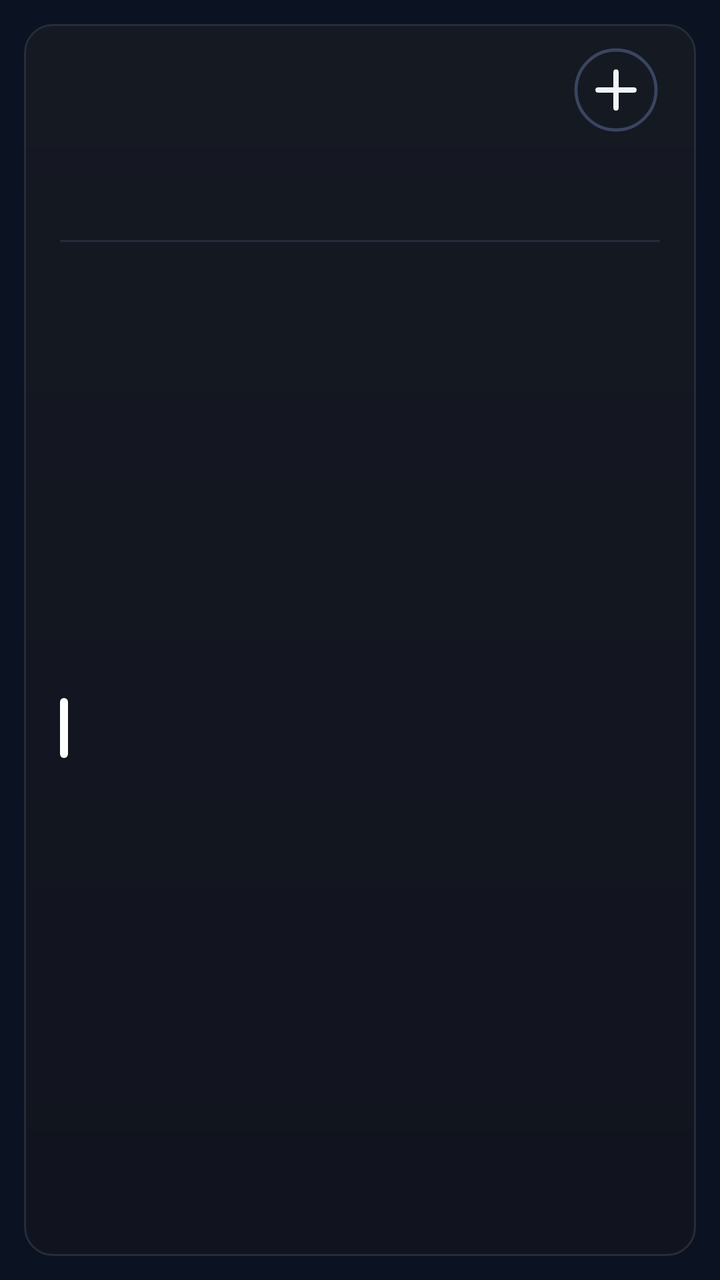
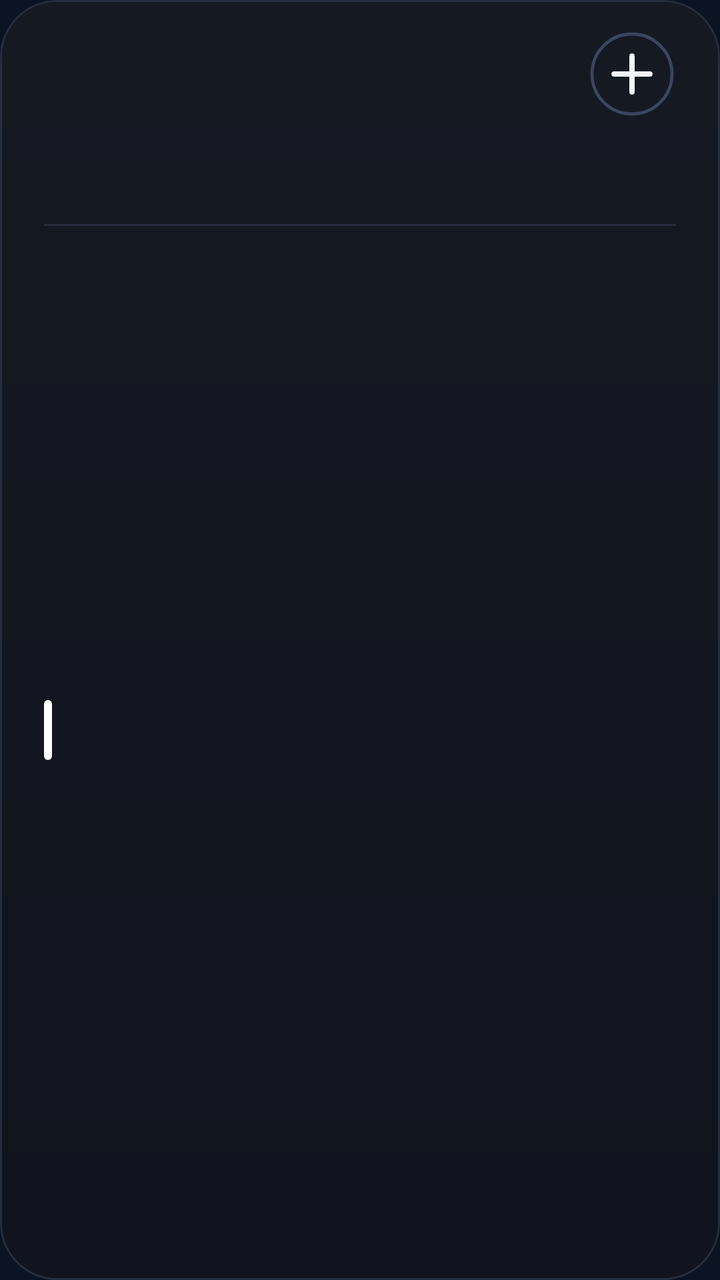

Before-and-after screenshots of an Android layout around one commit, followed by the original layout XML and the change that was made.
<!-- AndroidManifest.xml: application theme AppTheme -->
<!-- res/layout/cal_k1.xml -->
<?xml version="1.0" encoding="utf-8"?>
<FrameLayout xmlns:android="http://schemas.android.com/apk/res/android"
    android:id="@+id/root"
    android:layout_width="match_parent"
    android:layout_height="match_parent"
    android:padding="12dp">

    <LinearLayout
        android:id="@+id/panel"
        android:layout_width="match_parent"
        android:layout_height="match_parent"
        android:background="@drawable/cal_panel"
        android:orientation="vertical"
        android:paddingStart="18dp"
        android:paddingTop="9dp"
        android:paddingEnd="18dp"
        android:paddingBottom="12dp">

        
        <LinearLayout
            android:layout_width="match_parent"
            android:layout_height="48dp"
            android:gravity="center_vertical"
            android:orientation="horizontal">
        <ImageView
            android:id="@+id/cal_day"
            android:layout_width="wrap_content"
            android:layout_height="47dp"
            android:adjustViewBounds="true"
            android:scaleType="fitStart" />

            <LinearLayout
                android:layout_width="0dp"
                android:layout_height="wrap_content"
                android:layout_marginStart="12dp"
                android:layout_weight="1"
                android:orientation="vertical">
                <ImageView
                    android:id="@+id/cal_month"
                    android:layout_width="match_parent"
                    android:layout_height="23dp"
                    android:adjustViewBounds="true"
                    android:scaleType="fitStart" />
                <ImageView
                    android:id="@+id/cal_sub"
                    android:layout_width="match_parent"
                    android:layout_height="16dp"
                    android:adjustViewBounds="true"
                    android:layout_marginTop="2dp"
                    android:scaleType="fitStart" />
            </LinearLayout>

            <ImageView
                android:id="@+id/btn_add"
                android:layout_width="44dp"
                android:layout_height="44dp"
                android:contentDescription="New event"
                android:src="@drawable/ic_cal_add" />
        </LinearLayout>

        
        <LinearLayout
            android:layout_width="match_parent"
            android:layout_height="44dp"
            android:layout_marginTop="2dp"
            android:orientation="horizontal">
            <LinearLayout
                android:layout_width="0dp"
                android:layout_height="match_parent"
                android:layout_weight="1"
                android:gravity="center_horizontal"
                android:orientation="vertical">
                <ImageView
                    android:id="@+id/wk_label_0"
                    android:layout_width="wrap_content"
                    android:layout_height="14dp"
                    android:adjustViewBounds="true"
                    android:scaleType="fitCenter" />
                <ImageView
                    android:id="@+id/wk_num_0"
                    android:layout_width="26dp"
                    android:layout_height="26dp"
                    android:adjustViewBounds="true"
                    android:layout_marginTop="3dp"
                    android:scaleType="fitCenter" />
            </LinearLayout>
            <LinearLayout
                android:layout_width="0dp"
                android:layout_height="match_parent"
                android:layout_weight="1"
                android:gravity="center_horizontal"
                android:orientation="vertical">
                <ImageView
                    android:id="@+id/wk_label_1"
                    android:layout_width="wrap_content"
                    android:layout_height="14dp"
                    android:adjustViewBounds="true"
                    android:scaleType="fitCenter" />
                <ImageView
                    android:id="@+id/wk_num_1"
                    android:layout_width="26dp"
                    android:layout_height="26dp"
                    android:adjustViewBounds="true"
                    android:layout_marginTop="3dp"
                    android:scaleType="fitCenter" />
            </LinearLayout>
            <LinearLayout
                android:layout_width="0dp"
                android:layout_height="match_parent"
                android:layout_weight="1"
                android:gravity="center_horizontal"
                android:orientation="vertical">
                <ImageView
                    android:id="@+id/wk_label_2"
                    android:layout_width="wrap_content"
                    android:layout_height="14dp"
                    android:adjustViewBounds="true"
                    android:scaleType="fitCenter" />
                <ImageView
                    android:id="@+id/wk_num_2"
                    android:layout_width="26dp"
                    android:layout_height="26dp"
                    android:adjustViewBounds="true"
                    android:layout_marginTop="3dp"
                    android:scaleType="fitCenter" />
            </LinearLayout>
            <LinearLayout
                android:layout_width="0dp"
                android:layout_height="match_parent"
                android:layout_weight="1"
                android:gravity="center_horizontal"
                android:orientation="vertical">
                <ImageView
                    android:id="@+id/wk_label_3"
                    android:layout_width="wrap_content"
                    android:layout_height="14dp"
                    android:adjustViewBounds="true"
                    android:scaleType="fitCenter" />
                <ImageView
                    android:id="@+id/wk_num_3"
                    android:layout_width="26dp"
                    android:layout_height="26dp"
                    android:adjustViewBounds="true"
                    android:layout_marginTop="3dp"
                    android:scaleType="fitCenter" />
            </LinearLayout>
            <LinearLayout
                android:layout_width="0dp"
                android:layout_height="match_parent"
                android:layout_weight="1"
                android:gravity="center_horizontal"
                android:orientation="vertical">
                <ImageView
                    android:id="@+id/wk_label_4"
                    android:layout_width="wrap_content"
                    android:layout_height="14dp"
                    android:adjustViewBounds="true"
                    android:scaleType="fitCenter" />
                <ImageView
                    android:id="@+id/wk_num_4"
                    android:layout_width="26dp"
                    android:layout_height="26dp"
                    android:adjustViewBounds="true"
                    android:layout_marginTop="3dp"
                    android:scaleType="fitCenter" />
            </LinearLayout>
            <LinearLayout
                android:layout_width="0dp"
                android:layout_height="match_parent"
                android:layout_weight="1"
                android:gravity="center_horizontal"
                android:orientation="vertical">
                <ImageView
                    android:id="@+id/wk_label_5"
                    android:layout_width="wrap_content"
                    android:layout_height="14dp"
                    android:adjustViewBounds="true"
                    android:scaleType="fitCenter" />
                <ImageView
                    android:id="@+id/wk_num_5"
                    android:layout_width="26dp"
                    android:layout_height="26dp"
                    android:adjustViewBounds="true"
                    android:layout_marginTop="3dp"
                    android:scaleType="fitCenter" />
            </LinearLayout>
            <LinearLayout
                android:layout_width="0dp"
                android:layout_height="match_parent"
                android:layout_weight="1"
                android:gravity="center_horizontal"
                android:orientation="vertical">
                <ImageView
                    android:id="@+id/wk_label_6"
                    android:layout_width="wrap_content"
                    android:layout_height="14dp"
                    android:adjustViewBounds="true"
                    android:scaleType="fitCenter" />
                <ImageView
                    android:id="@+id/wk_num_6"
                    android:layout_width="26dp"
                    android:layout_height="26dp"
                    android:adjustViewBounds="true"
                    android:layout_marginTop="3dp"
                    android:scaleType="fitCenter" />
            </LinearLayout>
        </LinearLayout>

        <ImageView
            android:layout_width="match_parent"
            android:layout_height="1dp"
            android:layout_marginTop="5dp"
            android:layout_marginBottom="5dp"
            android:scaleType="fitXY"
            android:src="@drawable/cal_divider" />

        
        <LinearLayout
            android:layout_width="match_parent"
            android:layout_height="0dp"
            android:layout_weight="1"
            android:orientation="vertical">
        <LinearLayout
            android:id="@+id/cal_row_0"
            android:layout_width="match_parent"
            android:layout_height="0dp"
            android:layout_weight="1"
            android:gravity="center_vertical"
            android:orientation="horizontal">

            <ImageView
                android:id="@+id/cal_bar_0"
                android:layout_width="4dp"
                android:layout_height="30dp"
                android:layout_marginEnd="11dp"
                android:scaleType="fitXY"
                android:src="@drawable/cal_bar" />

            <LinearLayout
                android:layout_width="0dp"
                android:layout_height="wrap_content"
                android:layout_weight="1"
                android:orientation="vertical">

                <LinearLayout
                    android:layout_width="match_parent"
                    android:layout_height="wrap_content"
                    android:orientation="horizontal">
                    <ImageView
                        android:id="@+id/cal_time_0"
                        android:layout_width="wrap_content"
                        android:layout_height="16dp"
                        android:adjustViewBounds="true"
                        android:scaleType="fitStart" />
                    <ImageView
                        android:id="@+id/cal_hint_0"
                        android:layout_width="wrap_content"
                        android:layout_height="16dp"
                        android:adjustViewBounds="true"
                        android:layout_marginStart="9dp"
                        android:scaleType="fitStart" />
                </LinearLayout>
                <ImageView
                    android:id="@+id/cal_title_0"
                    android:layout_width="match_parent"
                    android:layout_height="22dp"
                    android:adjustViewBounds="true"
                    android:layout_marginTop="1dp"
                    android:scaleType="fitStart" />
            </LinearLayout>
        </LinearLayout>
        </LinearLayout>
        <ImageView
            android:id="@+id/cal_more"
            android:layout_width="match_parent"
            android:layout_height="14dp"
            android:adjustViewBounds="true"
            android:scaleType="fitEnd" />
    </LinearLayout>
</FrameLayout>
<!-- resources referenced by this layout -->
<resources>
  <!-- drawable cal_bar (drawable) -->
  <?xml version="1.0" encoding="utf-8"?>
  <shape xmlns:android="http://schemas.android.com/apk/res/android" android:shape="rectangle">
      <solid android:color="#FFFFFFFF" />
      <corners android:radius="2dp" />
  </shape>
  <!-- drawable cal_divider (drawable) -->
  <?xml version="1.0" encoding="utf-8"?>
  <shape xmlns:android="http://schemas.android.com/apk/res/android" android:shape="rectangle">
      <solid android:color="#FF252C3C" />
  </shape>
  <!-- drawable cal_panel (drawable) -->
  <?xml version="1.0" encoding="utf-8"?>
  <shape xmlns:android="http://schemas.android.com/apk/res/android" android:shape="rectangle">
      <gradient android:angle="270" android:startColor="#FF151922" android:endColor="#FF11141E" />
      <stroke android:width="1dp" android:color="#FF252C3C" />
      <corners android:radius="14dp" />
  </shape>
  <!-- drawable ic_cal_add (drawable) -->
  <?xml version="1.0" encoding="utf-8"?>
  <vector xmlns:android="http://schemas.android.com/apk/res/android"
      android:width="44dp"
      android:height="44dp"
      android:viewportWidth="44"
      android:viewportHeight="44">
      <path
          android:pathData="M22,22m-20,0a20,20 0,1 1,40 0a20,20 0,1 1,-40 0"
          android:strokeColor="#FF3A4560"
          android:strokeWidth="1.6" />
      <path
          android:pathData="M13,22L31,22M22,13L22,31"
          android:strokeColor="#FFF1F5F9"
          android:strokeLineCap="round"
          android:strokeWidth="2.6" />
  </vector>
  <style name="AppTheme" parent="@android:style/Theme.DeviceDefault.NoActionBar">
          <item name="android:colorAccent">#DF8B35</item>
          <item name="android:colorControlActivated">#DF8B35</item>
          <item name="android:windowBackground">#0B1322</item>
          <item name="android:statusBarColor">#0E111A</item>
          <item name="android:navigationBarColor">#0B1322</item>
          <item name="android:textColorHint">#718096</item>
      </style>
</resources>

<!-- the commit's change to res/layout/cal_k1.xml (unified diff, before → after) -->
@@ -3,7 +3,7 @@
     android:id="@+id/root"
     android:layout_width="match_parent"
     android:layout_height="match_parent"
-    android:padding="12dp">
+    android:padding="0dp">
 
     <LinearLayout
         android:id="@+id/panel"
@@ -11,10 +11,10 @@
         android:layout_height="match_parent"
         android:background="@drawable/cal_panel"
         android:orientation="vertical"
-        android:paddingStart="18dp"
-        android:paddingTop="9dp"
-        android:paddingEnd="18dp"
-        android:paddingBottom="12dp">
+        android:paddingStart="22dp"
+        android:paddingTop="13dp"
+        android:paddingEnd="22dp"
+        android:paddingBottom="14dp">
 
         
         <LinearLayout
<!-- resource entries referenced after the edit -->
@@ -16,7 +16,7 @@
   <shape xmlns:android="http://schemas.android.com/apk/res/android" android:shape="rectangle">
       <gradient android:angle="270" android:startColor="#FF151922" android:endColor="#FF11141E" />
       <stroke android:width="1dp" android:color="#FF252C3C" />
-      <corners android:radius="14dp" />
+      <corners android:radius="@dimen/widget_radius" />
   </shape>
   <!-- drawable ic_cal_add (drawable) -->
   <?xml version="1.0" encoding="utf-8"?>
@@ -43,5 +43,6 @@
           <item name="android:navigationBarColor">#0B1322</item>
           <item name="android:textColorHint">#718096</item>
       </style>
+  <dimen name="widget_radius">20dp</dimen>
 </resources>
 
